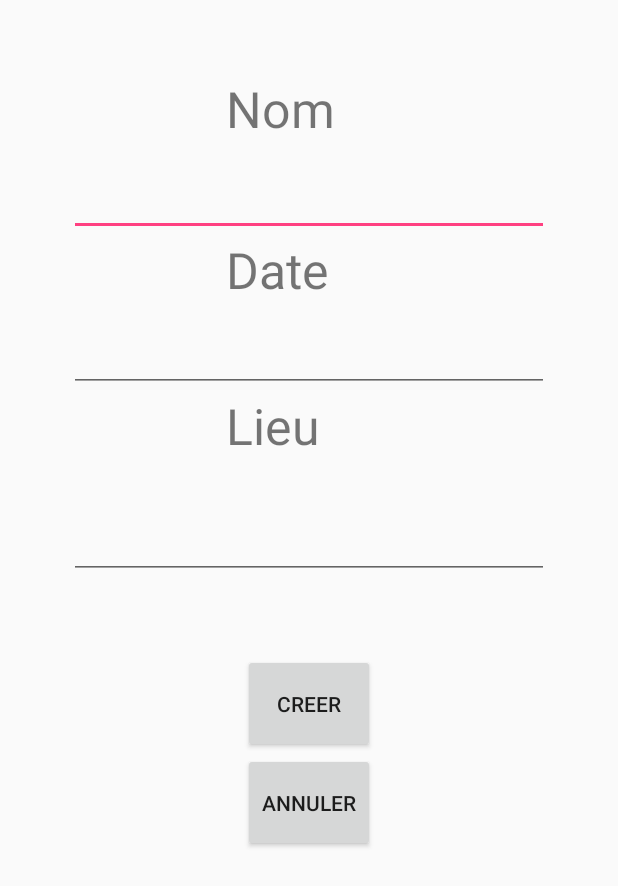
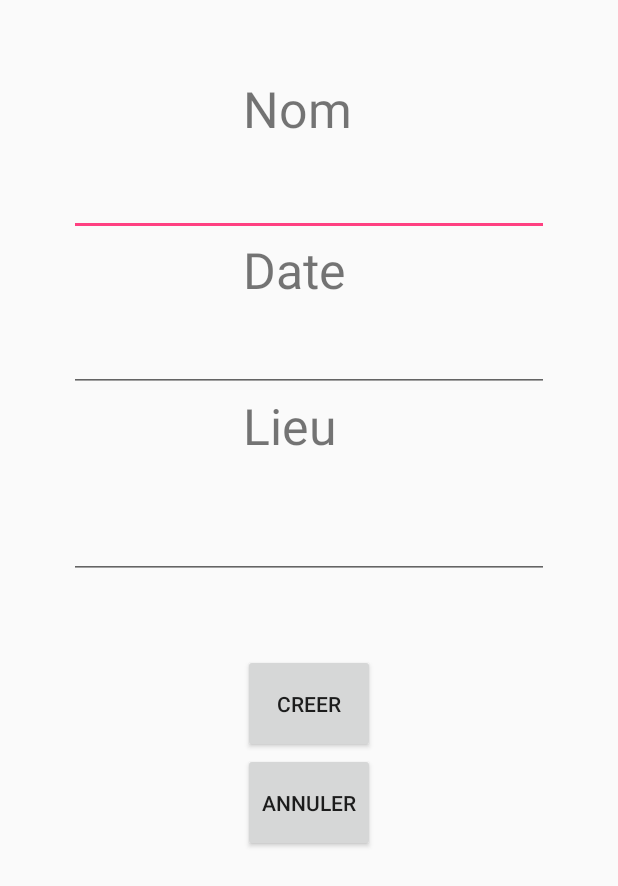
Before and after one commit to SharafGabel/SoccerConnected, an Android app: the layout event_test.xml on its own in the app's theme, with its tools: preview values and no code run, on a phone screen of 412 x 824 dp. Shown: the top 886 px of the screen. Run offline under Robolectric (Android 15) with nearby library versions, the phone set to English and light mode, and no system bars.

```diff
--- a/app/src/main/res/layout/event_test.xml
+++ b/app/src/main/res/layout/event_test.xml
@@ -5,7 +5,7 @@
     android:weightSum="1">
 
     <TextView
-        android:layout_width="110dp"
+        android:layout_width="88dp"
         android:layout_height="wrap_content"
         android:text="Nom"
         android:id="@+id/textView11"
@@ -21,7 +21,7 @@
         android:layout_gravity="center_horizontal" />
 
     <TextView
-        android:layout_width="110dp"
+        android:layout_width="88dp"
         android:layout_height="wrap_content"
         android:text="Date"
         android:id="@+id/textView12"
@@ -38,7 +38,7 @@
         android:layout_gravity="center_horizontal" />
 
     <TextView
-        android:layout_width="110dp"
+        android:layout_width="88dp"
         android:layout_height="wrap_content"
         android:text="Lieu"
         android:id="@+id/textView13"
```
